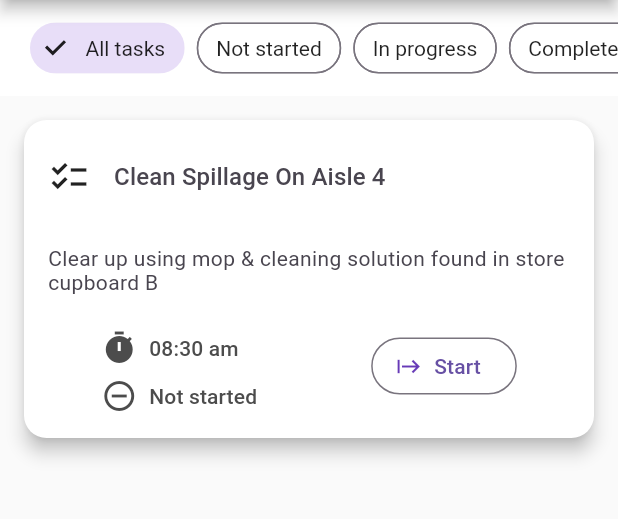
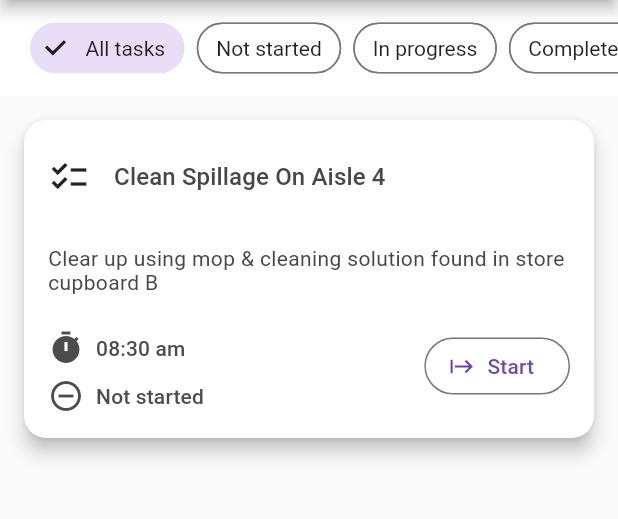
Before and after one commit to YutingShang/task_management, a Flutter app: the screen it shows after launch, on a phone screen of 412 x 824 dp, the part 84-603 px from its top. Run offline on Flutter 3.47's test engine with Material 2 defaults, Android fonts, the phone set to English and light mode, and no system bars.

Commit message:
Fixed the layout of the statusbutton and time by using CrossAxisAlignment.stretch on the Column for the Wrap widget, and then WrapAlignment.spacebetween to align button to the right. Now adjusts based on available width of screen

```diff
--- a/lib/components/task_card.dart
+++ b/lib/components/task_card.dart
@@ -102,6 +102,8 @@ class TaskCard extends StatelessWidget {
               ),
               child: SizedBox(
                 child: Column(
+                  crossAxisAlignment:
+                      CrossAxisAlignment.stretch, //made Wrap fit the entire row
                   children: [
                     Row(
                       children: [
@@ -134,17 +136,22 @@ class TaskCard extends StatelessWidget {
                     ),
                     Padding(
                       padding: const EdgeInsets.only(top: 16),
-                      child: Wrap(
+                      child:
+                          // Align(  //aligns the row starting from the left
+                          //   alignment: Alignment.centerLeft,
+                          //   child:
+                          Wrap(
+                        direction: Axis.horizontal,
+                        alignment: WrapAlignment
+                            .spaceBetween, //adds space between, like Expanded or Spacer() for Flex widgets (row or column)
                         //Wrap - place in row if space, otherwise wrap
                         children: [
-                          SizedBox(
-                            height: 56,
-                            width: 180,
-                            child: Stack(
+                          FittedBox(
+                            child: Column(
+                              crossAxisAlignment: CrossAxisAlignment
+                                  .start, //align both rows to the left
                               children: [
-                                Align(
-                                  alignment: Alignment.topLeft,
-                                  child: Row(
+                                Row(
                                   children: [
                                     const Icon(
                                       Icons.timer,
@@ -160,13 +167,10 @@ class TaskCard extends StatelessWidget {
                                     ),
                                   ],
                                 ),
-                                ),
                                 const SizedBox(
                                   height: 8,
                                 ),
-                                Align(
-                                  alignment: Alignment.bottomLeft,
-                                  child: Row(
+                                Row(
                                   children: [
                                     const Icon(
                                       Icons.remove_circle_outline,
@@ -182,14 +186,14 @@ class TaskCard extends StatelessWidget {
                                     ),
                                   ],
                                 ),
-                                ),
                               ],
                             ),
                           ),
-                          statusButton
+                          statusButton,
                         ],
                       ),
                     ),
+                    // ),
                   ],
                 ),
               ),
```
Lines whose indentation alone changed are shown as unchanged.
